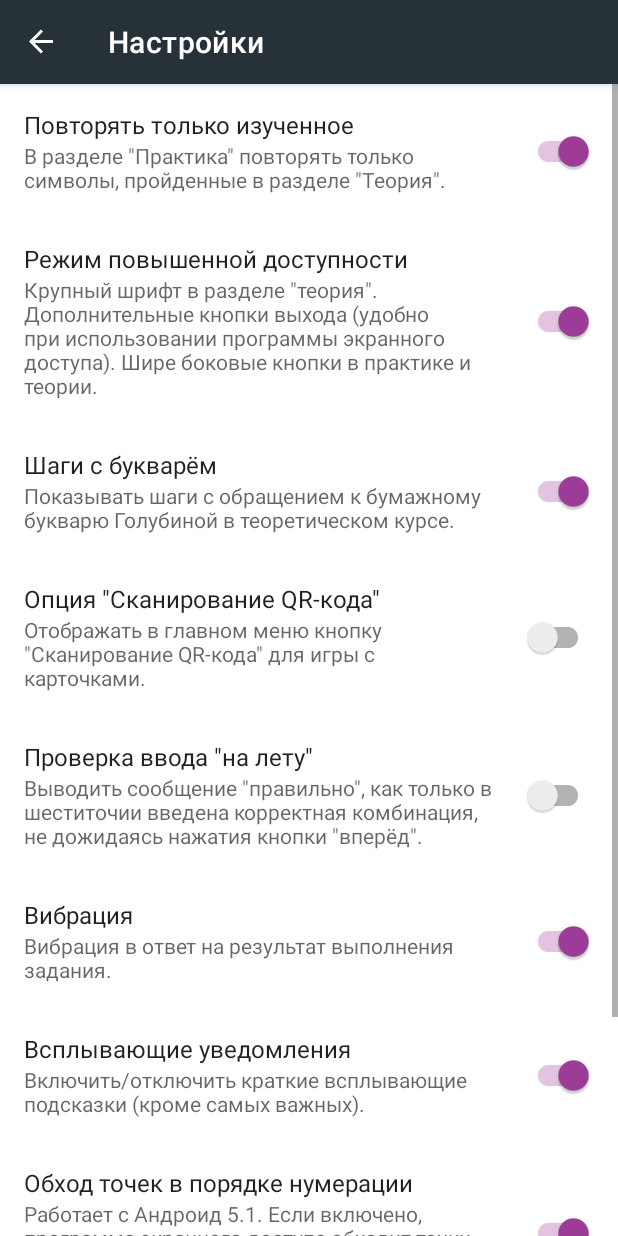
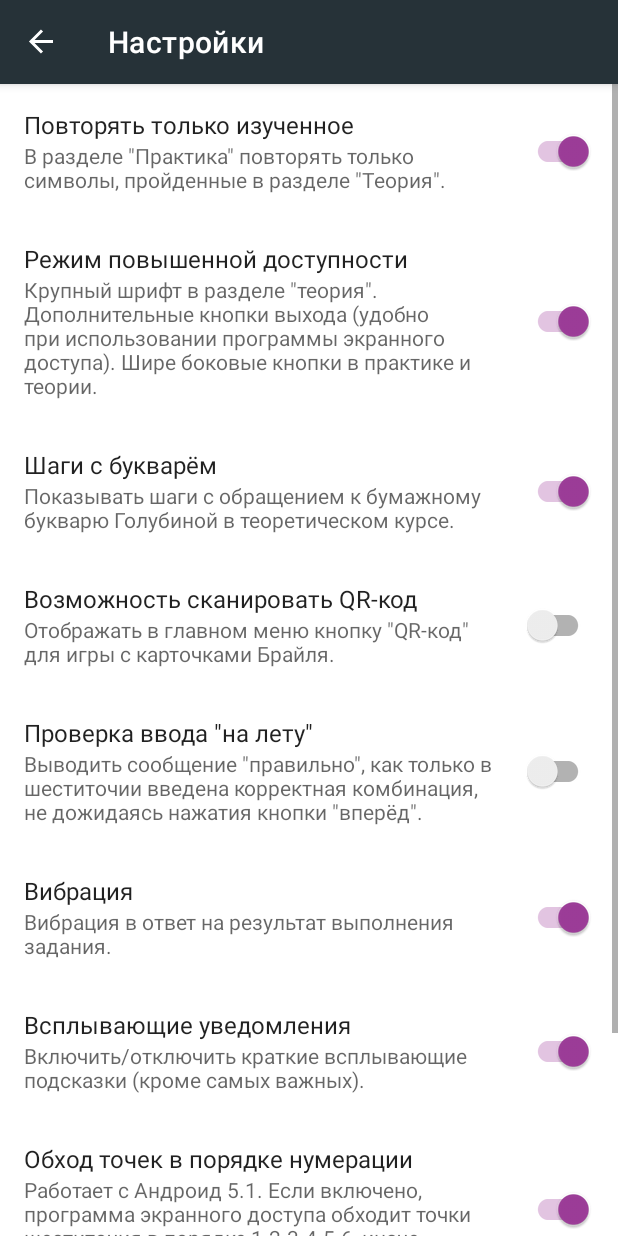
Before and after one commit to braille-systems/learn-braille, an Android app: the SettingsFragment screen opened through its navigation route, on a phone screen of 412 x 824 dp. Run offline under Robolectric (Android 15) with nearby library versions, the phone set to English and light mode, and no system bars; our stand-ins replace Room's generated code, Timber, androidx.preference, data binding, navigation-ui; 6 statements that could not run were skipped.

Commit message:
#216 change QR-code button title for small screens

```diff
--- a/app/src/main/res/values/strings.xml
+++ b/app/src/main/res/values/strings.xml
@@ -124,7 +124,7 @@
     <string name="menu_continue">ТЕОРИЯ</string>
     <string name="menu_practice">ПРАКТИКА</string>
     <string name="menu_stats">СТАТИСТИКА</string>
-    <string name="menu_qt">СКАНИРОВАТЬ QR-КОД</string>
+    <string name="menu_qt">QR-КОД</string>
     <string name="menu_stacked_help">СПРАВКА</string>
     <string name="menu_settings">НАСТРОЙКИ</string>
     <string name="menu_exit">ВЫХОД</string>
@@ -143,14 +143,14 @@
         &<br>
         <b>Практика:</b> Повторение символов.
         &<br>
-        <b>Статистика:</b> Ваша активность в приложении.
+        <b>Статистика:</b> Информация о Вашей активности в приложении.
         &<br>
         <b>Настройки:</b> Параметры приложения.
         &<br>
-        В настройках можно включить ещё одну кнопку - <b>\"сканировать QR-код\"</b>.
+        В настройках можно включить ещё одну кнопку - <b>\"QR-код\"</b>.
         &<br>
-        <b>Сканировать QR-код:</b> если у Вас есть набор карточек с текстом Брайля и
-        QR-кодами на обороте, по нажатию кнопки вы можете отсканировать QR-код и проверить,
+        <b>QR-код:</b> если у Вас есть набор карточек с текстом Брайля и
+        QR-кодами на обороте, по нажатию кнопки вы можете отсканировать код и проверить,
         что написано на карточке. Для этого необходимо дополнительное приложение.
         Если его ещё нет, по нажатию кнопки Вы будете перенаправлены на страницу для скачивания приложения.
         <br>
@@ -342,10 +342,10 @@
         экранного доступа). Шире боковые кнопки в практике и теории.
     </string>
     <string name="preference_title_additional_qrcode_button">
-        Опция \"Сканирование QR-кода\"
+        Возможность сканировать QR-код
     </string>
     <string name="preference_summary_additional_qrcode_button">
-        Отображать в главном меню кнопку \"Сканирование QR-кода\" для игры с карточками.
+        Отображать в главном меню кнопку \"QR-код\" для игры с карточками Брайля.
     </string>
 
     <!--    Stats-->
```
